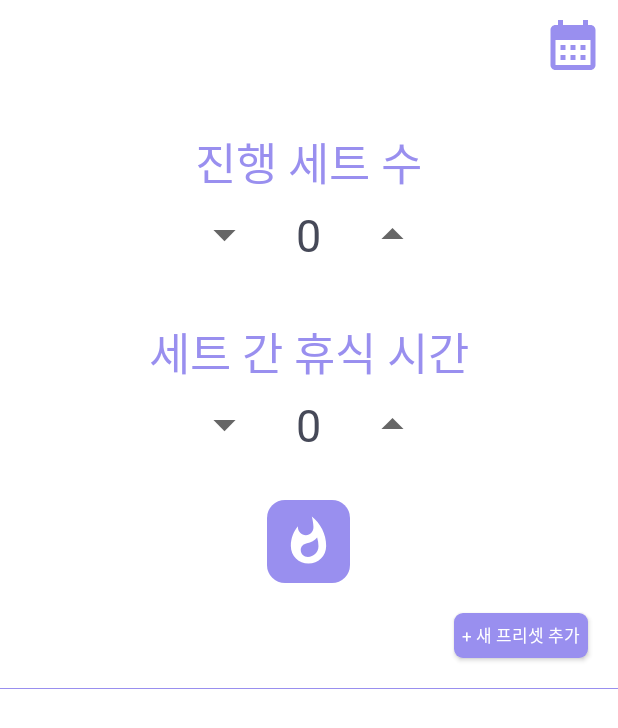
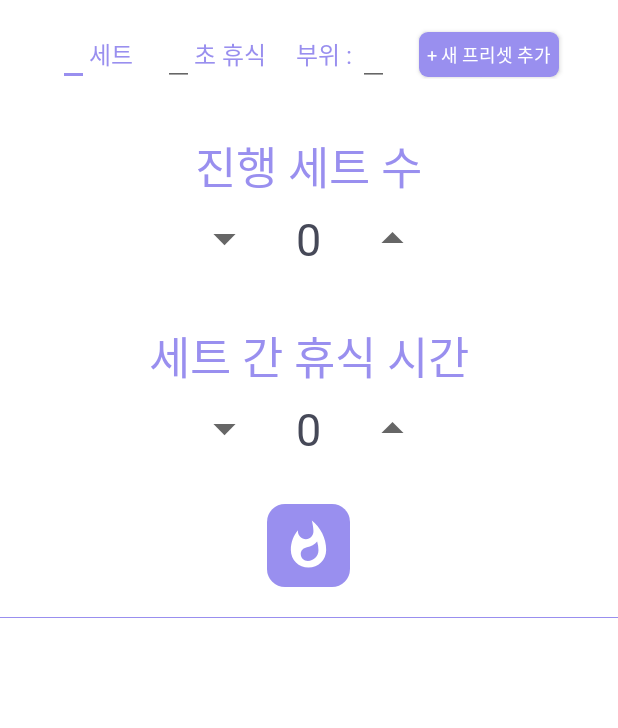
Before and after one commit to dnjs5397/Weight_Timer, an Android app: the screen it shows after launch (StartDisplay), on a phone screen of 412 x 824 dp. Shown: the top 728 px of the screen. Run offline under Robolectric (Android 15) with nearby library versions, the light colour scheme and no system bars.

Commit message:
StartDisplay.kt 에서 프리셋 추가 로직 구현

```diff
--- a/app/src/main/java/com/swkim/weight_timer/Preset/PresetPopup.kt
+++ b/app/src/main/java/com/swkim/weight_timer/Preset/PresetPopup.kt
@@ -1,11 +1,15 @@
 package com.swkim.weight_timer.Preset
 
 import android.content.Intent
+import android.os.Bundle
+import android.util.Log
+import android.view.Window
+import android.widget.Toast
 import androidx.appcompat.app.AppCompatActivity
-import android.os.Bundle
-import android.view.Window
 import com.swkim.weight_timer.StartDisplay
+import com.swkim.weight_timer.Timer.MainActivity
 import com.swkim.weight_timer.databinding.ActivityPresetPopupBinding
+
 
 class PresetPopup : AppCompatActivity() {
     private lateinit var binding : ActivityPresetPopupBinding
@@ -22,12 +26,19 @@ class PresetPopup : AppCompatActivity() {
         }
 
         binding.yesBtn.setOnClickListener {
-            if (binding.setInput.toString() != "" && binding.restInput.toString() != "" &&
-                    binding.nameInput.toString() != "") {
-                startIntent.putExtra("setNum", binding.setInput.toString())
-                startIntent.putExtra("restNum", binding.restInput.toString())
-                startIntent.putExtra("setName", binding.nameInput.toString())
+            if (binding.setInput.text.toString() != "" && binding.restInput.text.toString() != "" &&
+                    binding.nameInput.text.toString() != "") {
+
+                startIntent.putExtra("setNum", binding.setInput.text.toString())
+                startIntent.putExtra("setRest", binding.restInput.text.toString())
+                startIntent.putExtra("setName", binding.nameInput.text.toString())
+
             }
+            else {
+                Toast.makeText(this, "모든 필드에 값을 입력해주세요.", Toast.LENGTH_SHORT).show()
+            }
+
+            finish()
         }
 
 
--- a/app/src/main/java/com/swkim/weight_timer/StartDisplay.kt
+++ b/app/src/main/java/com/swkim/weight_timer/StartDisplay.kt
@@ -1,13 +1,16 @@
 package com.swkim.weight_timer
 
+import android.annotation.SuppressLint
+import android.content.Context
 import android.content.Intent
-import androidx.appcompat.app.AppCompatActivity
 import android.os.Bundle
+import android.util.Log
 import android.view.LayoutInflater
 import android.view.View
 import android.view.ViewGroup
 import android.widget.TextView
 import android.widget.Toast
+import androidx.appcompat.app.AppCompatActivity
 import androidx.recyclerview.widget.LinearLayoutManager
 import androidx.recyclerview.widget.RecyclerView
 import com.swkim.weight_timer.Calendar.Calendar
@@ -20,20 +23,19 @@ class StartDisplay : AppCompatActivity() {
     private lateinit var recyclerView: RecyclerView
     private lateinit var viewAdapter : RecyclerView.Adapter<*>
     private lateinit var viewManager : RecyclerView.LayoutManager
-
+    var var1 = 0
     private val presetData = arrayListOf<Preset>()
 
     var set = 0
     var rest = 0
     var backPressedTime : Long = 0
     private lateinit var binding : ActivityStartDisplayBinding
+    @SuppressLint("NotifyDataSetChanged")
     override fun onCreate(savedInstanceState: Bundle?) {
-
         binding = ActivityStartDisplayBinding.inflate(layoutInflater)
         super.onCreate(savedInstanceState)
         setContentView(binding.root)
 
-        val presetIntent = Intent(this@StartDisplay, PresetPopup::class.java)
         val mainIntent = Intent(this@StartDisplay, MainActivity::class.java)
         val intentCalendar = Intent(this@StartDisplay, Calendar::class.java)
         // 테스트 데이터
@@ -69,20 +71,31 @@ class StartDisplay : AppCompatActivity() {
             adapter = viewAdapter
         }
 
+
         binding.addPreset.setOnClickListener {
-            startActivity(Intent(this@StartDisplay, PresetPopup::class.java))
-            val setNum : String? = presetIntent.getStringExtra("setNum")
-            val setRest : String? = presetIntent.getStringExtra("setRest")
-            val setName : String? = presetIntent.getStringExtra("setName")
 
-            presetData.add(Preset(setName.toString(), setNum.toString(), setRest.toString()))
+            if (binding.inputSet.text.toString() != "" &&
+                binding.inputRest.text.toString() != "" &&
+                binding.inputName.text.toString() != "") {
+
+                presetData.add(
+                    Preset(binding.inputName.text.toString(),
+                         binding.inputSet.text.toString(),
+                         binding.inputRest.text.toString()) )
+
+                binding.inputSet.setText("")
+                binding.inputRest.setText("")
+                binding.inputName.setText("")
+
+
+            }
+            else {
+                Toast.makeText(this, "값을 모두 입력해주세요.", Toast.LENGTH_SHORT).show()
+            }
+
+            recyclerView.adapter?.notifyDataSetChanged()
         }
 
-
-
-        binding.calendarButton.setOnClickListener {
-            startActivity(intentCalendar)
-        }
 
         binding.weightStart.setOnClickListener {
             if (binding.setCount.text == "0" || binding.restCount.text == "0") {
--- a/app/src/main/res/layout/activity_start_display.xml
+++ b/app/src/main/res/layout/activity_start_display.xml
@@ -7,18 +7,93 @@
     tools:context=".StartDisplay"
     android:orientation="vertical">
 
-    <androidx.appcompat.widget.AppCompatImageButton
-        android:layout_marginTop="10dp"
-        android:layout_marginRight="10dp"
-        android:id="@+id/calendar_button"
-        android:layout_width="40dp"
-        android:layout_height="40dp"
-        android:layout_gravity="right"
-        android:background="@color/white"
-        android:scaleType="centerCrop"
-        android:src="@drawable/ic_baseline_calendar_month_24"
+
+    <LinearLayout
+        android:id="@+id/middle"
+        android:layout_width="match_parent"
+        android:layout_height="wrap_content"
+        android:gravity="center"
+        android:orientation="horizontal"
         app:layout_constraintEnd_toEndOf="parent"
-        app:layout_constraintTop_toTopOf="parent" />
+        app:layout_constraintStart_toStartOf="parent"
+        app:layout_constraintTop_toTopOf="parent"
+        app:layout_constraintBottom_toTopOf="@id/mainLayout">
+
+
+        <EditText
+            android:layout_marginTop="10dp"
+            android:id="@+id/inputSet"
+            android:layout_width="wrap_content"
+            android:layout_height="wrap_content"
+            android:fontFamily="@font/minsans_medium"
+            android:textColor="@color/mainColor"
+            android:textSize="16sp" />
+
+        <TextView
+            android:layout_marginTop="10dp"
+            android:layout_width="wrap_content"
+            android:layout_height="wrap_content"
+            android:layout_marginRight="10dp"
+            android:fontFamily="@font/minsans_medium"
+            android:text="세트"
+            android:textColor="@color/mainColor"
+            android:textSize="16sp" />
+
+        <EditText
+            android:layout_marginTop="10dp"
+            android:id="@+id/inputRest"
+            android:layout_width="wrap_content"
+            android:layout_height="wrap_content"
+            android:layout_marginLeft="10dp"
+            android:fontFamily="@font/minsans_medium"
+            android:textColor="@color/mainColor"
+            android:textSize="16sp" />
+
+        <TextView
+            android:layout_marginTop="10dp"
+            android:layout_width="wrap_content"
+            android:layout_height="wrap_content"
+            android:layout_marginRight="10dp"
+            android:fontFamily="@font/minsans_medium"
+            android:text="초 휴식"
+            android:textColor="@color/mainColor"
+            android:textSize="16sp" />
+
+        <TextView
+            android:layout_marginTop="10dp"
+            android:layout_width="wrap_content"
+            android:layout_height="wrap_content"
+            android:layout_marginLeft="10dp"
+            android:fontFamily="@font/minsans_medium"
+            android:text="부위 : "
+            android:textColor="@color/mainColor"
+            android:textSize="16sp" />
+
+        <EditText
+            android:layout_marginTop="10dp"
+            android:id="@+id/inputName"
+            android:layout_width="wrap_content"
+            android:layout_height="wrap_content"
+            android:fontFamily="@font/minsans_medium"
+            android:textColor="@color/mainColor"
+            android:textSize="16sp" />
+
+        <androidx.appcompat.widget.AppCompatButton
+            android:layout_marginTop="10dp"
+            android:id="@+id/addPreset"
+            android:layout_width="wrap_content"
+            android:layout_height="30dp"
+            android:layout_marginLeft="20dp"
+            android:background="@drawable/preset_button_background"
+            android:fontFamily="@font/minsans_medium"
+            android:paddingLeft="5dp"
+            android:paddingRight="5dp"
+            android:text="+ 새 프리셋 추가"
+            android:textColor="@color/white"
+            android:textSize="12sp" />
+
+
+    </LinearLayout>
 
     <LinearLayout
         android:id="@+id/mainLayout"
@@ -28,7 +103,7 @@
         android:orientation="vertical"
         app:layout_constraintEnd_toEndOf="parent"
         app:layout_constraintStart_toStartOf="parent"
-        app:layout_constraintTop_toBottomOf="@+id/calendar_button">
+        app:layout_constraintTop_toBottomOf="@+id/middle">
 
         <TextView
             android:layout_width="wrap_content"
@@ -127,36 +202,26 @@
             android:layout_gravity="center"
             android:layout_marginTop="30dp"
             android:background="@drawable/button_background"
-            android:src="@drawable/ic_baseline_whatshot_24"
-            android:text="득근!" />
+            android:src="@drawable/ic_baseline_whatshot_24" />
 
     </LinearLayout>
 
+
+
+
+
     <LinearLayout
+        android:layout_marginTop="20dp"
         android:orientation="vertical"
         android:id="@+id/line"
         android:layout_width="match_parent"
         android:layout_height="0.5dp"
-        android:layout_marginTop="20dp"
         android:background="@color/mainColor"
         app:layout_constraintEnd_toEndOf="parent"
         app:layout_constraintStart_toStartOf="parent"
-        app:layout_constraintTop_toBottomOf="@+id/addPreset" />
+        app:layout_constraintTop_toBottomOf="@+id/mainLayout" />
 
-    <androidx.appcompat.widget.AppCompatButton
-        android:id="@+id/addPreset"
-        android:layout_width="wrap_content"
-        android:layout_height="30dp"
-        android:layout_margin="20dp"
-        android:background="@drawable/preset_button_background"
-        android:fontFamily="@font/minsans_medium"
-        android:paddingLeft="5dp"
-        android:paddingRight="5dp"
-        android:text="+ 새 프리셋 추가"
-        android:textColor="@color/white"
-        android:textSize="11sp"
-        app:layout_constraintEnd_toEndOf="parent"
-        app:layout_constraintTop_toBottomOf="@id/mainLayout" />
+
 
     <ScrollView
         android:layout_width="match_parent"
```
